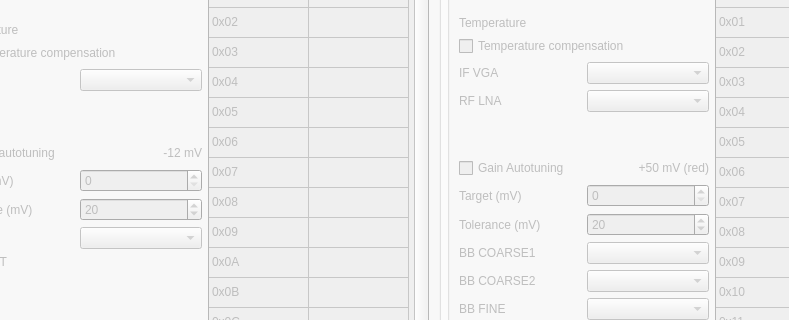
Qt form design.ui (buha/wc60ghz) before a commit; both pictures show x 81 to 870 and y 125 to 445 of the 1049 by 836 pixel window.
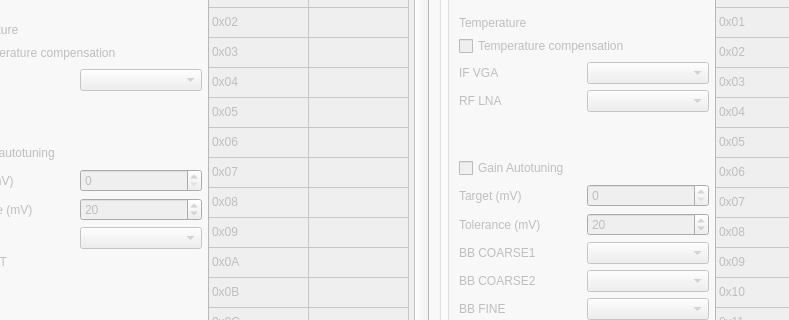
The same form after that commit. The open tabs and pages were chosen to show the change.

Diff of the .ui file:
```diff
--- a/design.ui
+++ b/design.ui
@@ -525,7 +525,7 @@
                        <item>
                         <widget class="QLabel" name="label_2">
                          <property name="text">
-                          <string>-12 mV</string>
+                          <string/>
                          </property>
                          <property name="alignment">
                           <set>Qt::AlignRight|Qt::AlignTrailing|Qt::AlignVCenter</set>
@@ -1342,7 +1342,7 @@
                        <item>
                         <widget class="QLabel" name="label_3">
                          <property name="text">
-                          <string>+50 mV (red)</string>
+                          <string/>
                          </property>
                          <property name="alignment">
                           <set>Qt::AlignRight|Qt::AlignTrailing|Qt::AlignVCenter</set>
```
Left out of the diff: 10 changed lines with no effect on the pictures.
